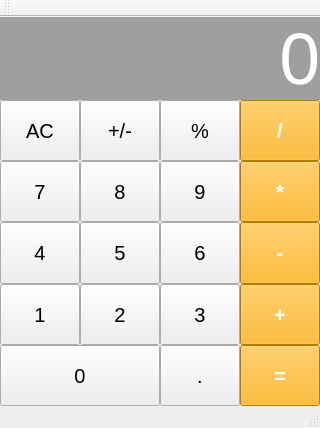
Tacode/calculator, file mainwindow.ui: the form before one commit.
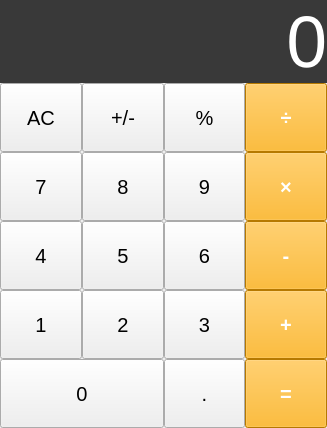
The form after the commit. Icons and pictures are not drawn.

The edit to the form file:
```diff
--- a/mainwindow.ui
+++ b/mainwindow.ui
@@ -6,10 +6,16 @@
    <rect>
     <x>0</x>
     <y>0</y>
-    <width>317</width>
+    <width>327</width>
     <height>428</height>
    </rect>
   </property>
+  <property name="maximumSize">
+   <size>
+    <width>328</width>
+    <height>428</height>
+   </size>
+  </property>
   <property name="windowTitle">
    <string>MainWindow</string>
   </property>
@@ -27,6 +33,9 @@
     <property name="bottomMargin">
      <number>0</number>
     </property>
+    <property name="verticalSpacing">
+     <number>0</number>
+    </property>
     <item row="0" column="0">
      <layout class="QGridLayout" name="gridLayout">
       <property name="spacing">
@@ -132,11 +141,20 @@
          </font>
         </property>
         <property name="styleSheet">
-         <string notr="true">color: rgb(255, 255, 255);
-background-color: rgb(255, 170, 0);</string>
+         <string notr="true">QPushButton{
+	color: rgb(255, 255, 255);
+	background-color: rgb(255, 170, 0);
+
+}
+
+QPushButton:hover{
+	color: rgb(255, 255, 255);
+    
+	background-color: rgb(255, 255, 0);
+}</string>
         </property>
         <property name="text">
-         <string>*</string>
+         <string>×</string>
         </property>
         <property name="flat">
          <bool>false</bool>
@@ -180,11 +198,20 @@
          </font>
         </property>
         <property name="styleSheet">
-         <string notr="true">color: rgb(255, 255, 255);
-background-color: rgb(255, 170, 0);</string>
+         <string notr="true">QPushButton{
+	color: rgb(255, 255, 255);
+	background-color: rgb(255, 170, 0);
+
+}
+
+QPushButton:hover{
+	color: rgb(255, 255, 255);
+    
+	background-color: rgb(255, 255, 0);
+}</string>
         </property>
         <property name="text">
-         <string>/</string>
+         <string>÷</string>
         </property>
         <property name="flat">
          <bool>false</bool>
@@ -228,8 +255,16 @@
          </font>
         </property>
         <property name="styleSheet">
-         <string notr="true">color: rgb(255, 255, 255);
-background-color: rgb(255, 170, 0);</string>
+         <string notr="true">QPushButton{
+	color: rgb(255, 255, 255);
+	background-color: rgb(255, 170, 0);
+}
+
+QPushButton:hover{
+	color: rgb(255, 255, 255);
+    
+	background-color: rgb(255, 255, 0);
+}</string>
         </property>
         <property name="text">
          <string>-</string>
@@ -276,8 +311,16 @@
          </font>
         </property>
         <property name="styleSheet">
-         <string notr="true">color: rgb(255, 255, 255);
-background-color: rgb(255, 170, 0);</string>
+         <string notr="true">QPushButton{
+	color: rgb(255, 255, 255);
+	background-color: rgb(255, 170, 0);
+}
+
+QPushButton:hover{
+	color: rgb(255, 255, 255);
+    
+	background-color: rgb(255, 255, 0);
+}</string>
         </property>
         <property name="text">
          <string>+</string>
@@ -429,8 +472,16 @@
          </font>
         </property>
         <property name="styleSheet">
-         <string notr="true">color: rgb(255, 255, 255);
-background-color: rgb(255, 170, 0);</string>
+         <string notr="true">QPushButton{
+	color: rgb(255, 255, 255);
+	background-color: rgb(255, 170, 0);
+}
+
+QPushButton:hover{
+	color: rgb(255, 255, 255);
+    
+	background-color: rgb(255, 255, 0);
+}</string>
         </property>
         <property name="text">
          <string>=</string>
@@ -469,7 +520,7 @@
          </font>
         </property>
         <property name="styleSheet">
-         <string notr="true">background-color: rgb(159, 159, 159);
+         <string notr="true">background-color: rgb(57, 57, 57);
 color: rgb(255, 255, 255);</string>
         </property>
         <property name="text">
@@ -484,25 +535,6 @@
     </item>
    </layout>
   </widget>
-  <widget class="QMenuBar" name="menuBar">
-   <property name="geometry">
-    <rect>
-     <x>0</x>
-     <y>0</y>
-     <width>317</width>
-     <height>23</height>
-    </rect>
-   </property>
-  </widget>
-  <widget class="QToolBar" name="mainToolBar">
-   <attribute name="toolBarArea">
-    <enum>TopToolBarArea</enum>
-   </attribute>
-   <attribute name="toolBarBreak">
-    <bool>false</bool>
-   </attribute>
-  </widget>
-  <widget class="QStatusBar" name="statusBar"/>
  </widget>
  <layoutdefault spacing="6" margin="11"/>
  <resources/>
```
Left out of the diff: 6 changed lines with no effect on the pictures.
